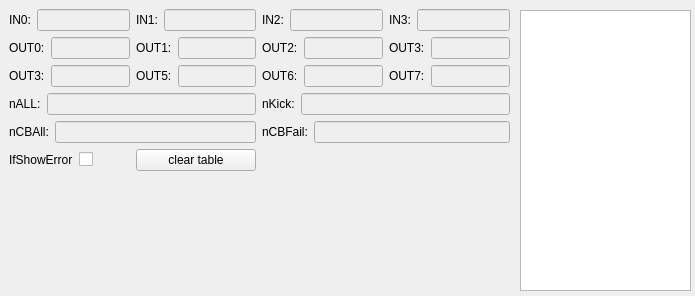
Before: the Qt Designer form IOCard.ui in wwlzq5/MultiInterface, drawn with Qt 5.
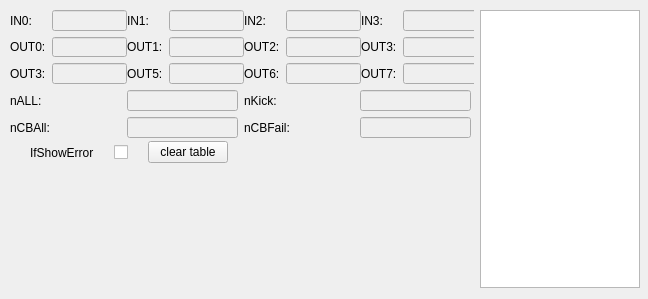
After: the same form once the commit is applied.

Diff of the .ui file:
```diff
--- a/IOCard.ui
+++ b/IOCard.ui
@@ -6,361 +6,419 @@
    <rect>
     <x>0</x>
     <y>0</y>
-    <width>695</width>
-    <height>296</height>
+    <width>648</width>
+    <height>299</height>
    </rect>
   </property>
+  <property name="sizePolicy">
+   <sizepolicy hsizetype="Preferred" vsizetype="Preferred">
+    <horstretch>0</horstretch>
+    <verstretch>0</verstretch>
+   </sizepolicy>
+  </property>
   <property name="windowTitle">
    <string>Form</string>
   </property>
+  <widget class="QTableView" name="tableView">
+   <property name="geometry">
+    <rect>
+     <x>480</x>
+     <y>10</y>
+     <width>160</width>
+     <height>278</height>
+    </rect>
+   </property>
+   <property name="sizePolicy">
+    <sizepolicy hsizetype="Preferred" vsizetype="Preferred">
+     <horstretch>0</horstretch>
+     <verstretch>0</verstretch>
+    </sizepolicy>
+   </property>
+   <property name="minimumSize">
+    <size>
+     <width>160</width>
+     <height>0</height>
+    </size>
+   </property>
+  </widget>
   <widget class="QWidget" name="layoutWidget">
    <property name="geometry">
     <rect>
-     <x>9</x>
-     <y>9</y>
-     <width>501</width>
-     <height>165</height>
+     <x>10</x>
+     <y>10</y>
+     <width>464</width>
+     <height>74</height>
     </rect>
    </property>
    <layout class="QGridLayout" name="gridLayout">
     <item row="0" column="0">
-     <layout class="QHBoxLayout" name="horizontalLayout">
-      <item>
        <widget class="QLabel" name="label">
         <property name="text">
          <string>IN0:</string>
         </property>
        </widget>
       </item>
-      <item>
+    <item row="0" column="1">
        <widget class="QLineEdit" name="lineEdit">
         <property name="enabled">
          <bool>false</bool>
         </property>
+      <property name="sizePolicy">
+       <sizepolicy hsizetype="Preferred" vsizetype="Fixed">
+        <horstretch>0</horstretch>
+        <verstretch>0</verstretch>
+       </sizepolicy>
+      </property>
+      <property name="minimumSize">
+       <size>
+        <width>75</width>
+        <height>20</height>
+       </size>
+      </property>
         <property name="alignment">
          <set>Qt::AlignCenter</set>
         </property>
        </widget>
       </item>
-     </layout>
-    </item>
-    <item row="0" column="1">
-     <layout class="QHBoxLayout" name="horizontalLayout_2">
-      <item>
+    <item row="0" column="2">
        <widget class="QLabel" name="label_2">
         <property name="text">
          <string>IN1:</string>
         </property>
        </widget>
       </item>
-      <item>
+    <item row="0" column="3">
        <widget class="QLineEdit" name="lineEdit_2">
         <property name="enabled">
          <bool>false</bool>
         </property>
+      <property name="sizePolicy">
+       <sizepolicy hsizetype="Preferred" vsizetype="Fixed">
+        <horstretch>0</horstretch>
+        <verstretch>0</verstretch>
+       </sizepolicy>
+      </property>
+      <property name="minimumSize">
+       <size>
+        <width>75</width>
+        <height>20</height>
+       </size>
+      </property>
         <property name="alignment">
          <set>Qt::AlignCenter</set>
         </property>
        </widget>
       </item>
-     </layout>
-    </item>
-    <item row="0" column="2">
-     <layout class="QHBoxLayout" name="horizontalLayout_3">
-      <item>
+    <item row="0" column="4">
        <widget class="QLabel" name="label_3">
         <property name="text">
          <string>IN2:</string>
         </property>
        </widget>
       </item>
-      <item>
+    <item row="0" column="5">
        <widget class="QLineEdit" name="lineEdit_3">
         <property name="enabled">
          <bool>false</bool>
         </property>
+      <property name="sizePolicy">
+       <sizepolicy hsizetype="Preferred" vsizetype="Fixed">
+        <horstretch>0</horstretch>
+        <verstretch>0</verstretch>
+       </sizepolicy>
+      </property>
+      <property name="minimumSize">
+       <size>
+        <width>75</width>
+        <height>20</height>
+       </size>
+      </property>
         <property name="alignment">
          <set>Qt::AlignCenter</set>
         </property>
        </widget>
       </item>
-     </layout>
-    </item>
-    <item row="0" column="3">
-     <layout class="QHBoxLayout" name="horizontalLayout_4">
-      <item>
+    <item row="0" column="6">
        <widget class="QLabel" name="label_4">
         <property name="text">
          <string>IN3:</string>
         </property>
        </widget>
       </item>
-      <item>
+    <item row="0" column="7">
        <widget class="QLineEdit" name="lineEdit_4">
         <property name="enabled">
          <bool>false</bool>
         </property>
+      <property name="sizePolicy">
+       <sizepolicy hsizetype="Preferred" vsizetype="Fixed">
+        <horstretch>0</horstretch>
+        <verstretch>0</verstretch>
+       </sizepolicy>
+      </property>
+      <property name="minimumSize">
+       <size>
+        <width>75</width>
+        <height>20</height>
+       </size>
+      </property>
         <property name="alignment">
          <set>Qt::AlignCenter</set>
         </property>
        </widget>
       </item>
-     </layout>
-    </item>
     <item row="1" column="0">
-     <layout class="QHBoxLayout" name="horizontalLayout_5">
-      <item>
        <widget class="QLabel" name="label_5">
         <property name="text">
          <string>OUT0:</string>
         </property>
        </widget>
       </item>
-      <item>
+    <item row="1" column="1">
        <widget class="QLineEdit" name="lineEdit_5">
         <property name="enabled">
          <bool>false</bool>
         </property>
+      <property name="sizePolicy">
+       <sizepolicy hsizetype="Preferred" vsizetype="Fixed">
+        <horstretch>0</horstretch>
+        <verstretch>0</verstretch>
+       </sizepolicy>
+      </property>
+      <property name="minimumSize">
+       <size>
+        <width>75</width>
+        <height>20</height>
+       </size>
+      </property>
         <property name="alignment">
          <set>Qt::AlignCenter</set>
         </property>
        </widget>
       </item>
-     </layout>
-    </item>
-    <item row="1" column="1">
-     <layout class="QHBoxLayout" name="horizontalLayout_6">
-      <item>
+    <item row="1" column="2">
        <widget class="QLabel" name="label_6">
         <property name="text">
          <string>OUT1:</string>
         </property>
        </widget>
       </item>
-      <item>
+    <item row="1" column="3">
        <widget class="QLineEdit" name="lineEdit_6">
         <property name="enabled">
          <bool>false</bool>
         </property>
+      <property name="sizePolicy">
+       <sizepolicy hsizetype="Preferred" vsizetype="Fixed">
+        <horstretch>0</horstretch>
+        <verstretch>0</verstretch>
+       </sizepolicy>
+      </property>
+      <property name="minimumSize">
+       <size>
+        <width>75</width>
+        <height>20</height>
+       </size>
+      </property>
         <property name="alignment">
          <set>Qt::AlignCenter</set>
         </property>
        </widget>
       </item>
-     </layout>
-    </item>
-    <item row="1" column="2">
-     <layout class="QHBoxLayout" name="horizontalLayout_7">
-      <item>
+    <item row="1" column="4">
        <widget class="QLabel" name="label_7">
         <property name="text">
          <string>OUT2:</string>
         </property>
        </widget>
       </item>
-      <item>
+    <item row="1" column="5">
        <widget class="QLineEdit" name="lineEdit_7">
         <property name="enabled">
          <bool>false</bool>
         </property>
+      <property name="sizePolicy">
+       <sizepolicy hsizetype="Preferred" vsizetype="Fixed">
+        <horstretch>0</horstretch>
+        <verstretch>0</verstretch>
+       </sizepolicy>
+      </property>
+      <property name="minimumSize">
+       <size>
+        <width>75</width>
+        <height>20</height>
+       </size>
+      </property>
         <property name="alignment">
          <set>Qt::AlignCenter</set>
         </property>
        </widget>
       </item>
-     </layout>
-    </item>
-    <item row="1" column="3">
-     <layout class="QHBoxLayout" name="horizontalLayout_8">
-      <item>
+    <item row="1" column="6">
        <widget class="QLabel" name="label_8">
         <property name="text">
          <string>OUT3:</string>
         </property>
        </widget>
       </item>
-      <item>
+    <item row="1" column="7">
        <widget class="QLineEdit" name="lineEdit_8">
         <property name="enabled">
          <bool>false</bool>
         </property>
+      <property name="sizePolicy">
+       <sizepolicy hsizetype="Preferred" vsizetype="Fixed">
+        <horstretch>0</horstretch>
+        <verstretch>0</verstretch>
+       </sizepolicy>
+      </property>
+      <property name="minimumSize">
+       <size>
+        <width>75</width>
+        <height>20</height>
+       </size>
+      </property>
         <property name="alignment">
          <set>Qt::AlignCenter</set>
         </property>
        </widget>
-      </item>
-     </layout>
     </item>
     <item row="2" column="0">
-     <layout class="QHBoxLayout" name="horizontalLayout_9">
-      <item>
        <widget class="QLabel" name="label_9">
         <property name="text">
          <string>OUT3:</string>
         </property>
        </widget>
       </item>
-      <item>
-       <widget class="QLineEdit" name="lineEdit_9">
-        <property name="enabled">
-         <bool>false</bool>
-        </property>
-        <property name="alignment">
-         <set>Qt::AlignCenter</set>
-        </property>
-       </widget>
-      </item>
-     </layout>
-    </item>
     <item row="2" column="1">
-     <layout class="QHBoxLayout" name="horizontalLayout_10">
-      <item>
+     <widget class="QLineEdit" name="lineEdit_9">
+      <property name="enabled">
+       <bool>false</bool>
+      </property>
+      <property name="sizePolicy">
+       <sizepolicy hsizetype="Preferred" vsizetype="Fixed">
+        <horstretch>0</horstretch>
+        <verstretch>0</verstretch>
+       </sizepolicy>
+      </property>
+      <property name="minimumSize">
+       <size>
+        <width>75</width>
+        <height>20</height>
+       </size>
+      </property>
+      <property name="alignment">
+       <set>Qt::AlignCenter</set>
+      </property>
+     </widget>
+    </item>
+    <item row="2" column="2">
        <widget class="QLabel" name="label_10">
         <property name="text">
          <string>OUT5:</string>
         </property>
        </widget>
       </item>
-      <item>
+    <item row="2" column="3">
        <widget class="QLineEdit" name="lineEdit_10">
         <property name="enabled">
          <bool>false</bool>
         </property>
+      <property name="sizePolicy">
+       <sizepolicy hsizetype="Preferred" vsizetype="Fixed">
+        <horstretch>0</horstretch>
+        <verstretch>0</verstretch>
+       </sizepolicy>
+      </property>
+      <property name="minimumSize">
+       <size>
+        <width>75</width>
+        <height>20</height>
+       </size>
+      </property>
         <property name="alignment">
          <set>Qt::AlignCenter</set>
         </property>
        </widget>
       </item>
-     </layout>
-    </item>
-    <item row="2" column="2">
-     <layout class="QHBoxLayout" name="horizontalLayout_11">
-      <item>
+    <item row="2" column="4">
        <widget class="QLabel" name="label_11">
         <property name="text">
          <string>OUT6:</string>
         </property>
        </widget>
       </item>
-      <item>
+    <item row="2" column="5">
        <widget class="QLineEdit" name="lineEdit_11">
         <property name="enabled">
          <bool>false</bool>
         </property>
+      <property name="sizePolicy">
+       <sizepolicy hsizetype="Preferred" vsizetype="Fixed">
+        <horstretch>0</horstretch>
+        <verstretch>0</verstretch>
+       </sizepolicy>
+      </property>
+      <property name="minimumSize">
+       <size>
+        <width>75</width>
+        <height>20</height>
+       </size>
+      </property>
         <property name="alignment">
          <set>Qt::AlignCenter</set>
         </property>
        </widget>
       </item>
-     </layout>
-    </item>
-    <item row="2" column="3">
-     <layout class="QHBoxLayout" name="horizontalLayout_12">
-      <item>
+    <item row="2" column="6">
        <widget class="QLabel" name="label_12">
         <property name="text">
          <string>OUT7:</string>
         </property>
        </widget>
       </item>
-      <item>
+    <item row="2" column="7">
        <widget class="QLineEdit" name="lineEdit_12">
         <property name="enabled">
          <bool>false</bool>
         </property>
-        <property name="alignment">
-         <set>Qt::AlignCenter</set>
-        </property>
-       </widget>
-      </item>
-     </layout>
-    </item>
-    <item row="5" column="2" colspan="2">
-     <layout class="QHBoxLayout" name="horizontalLayout_16">
-      <item>
-       <widget class="QLabel" name="label_16">
-        <property name="text">
-         <string>nCBFail:</string>
-        </property>
-       </widget>
-      </item>
-      <item>
-       <widget class="QLineEdit" name="lineEdit_16">
-        <property name="enabled">
-         <bool>false</bool>
-        </property>
+      <property name="sizePolicy">
+       <sizepolicy hsizetype="Preferred" vsizetype="Fixed">
+        <horstretch>0</horstretch>
+        <verstretch>0</verstretch>
+       </sizepolicy>
+      </property>
+      <property name="minimumSize">
+       <size>
+        <width>75</width>
+        <height>20</height>
+       </size>
+      </property>
         <property name="alignment">
          <set>Qt::AlignCenter</set>
         </property>
        </widget>
       </item>
      </layout>
-    </item>
-    <item row="5" column="0" colspan="2">
-     <layout class="QHBoxLayout" name="horizontalLayout_15">
-      <item>
-       <widget class="QLabel" name="label_15">
-        <property name="text">
-         <string>nCBAll:</string>
-        </property>
-       </widget>
-      </item>
-      <item>
-       <widget class="QLineEdit" name="lineEdit_15">
-        <property name="enabled">
-         <bool>false</bool>
-        </property>
-        <property name="alignment">
-         <set>Qt::AlignCenter</set>
-        </property>
-       </widget>
-      </item>
-     </layout>
-    </item>
-    <item row="3" column="2" colspan="2">
-     <layout class="QHBoxLayout" name="horizontalLayout_14">
-      <item>
-       <widget class="QLabel" name="label_14">
-        <property name="text">
-         <string>nKick:</string>
-        </property>
-       </widget>
-      </item>
+  </widget>
+  <widget class="QWidget" name="layoutWidget">
+   <property name="geometry">
+    <rect>
+     <x>10</x>
+     <y>140</y>
+     <width>461</width>
+     <height>25</height>
+    </rect>
+   </property>
+   <layout class="QHBoxLayout" name="horizontalLayout_2">
+    <property name="spacing">
+     <number>20</number>
+    </property>
+    <property name="leftMargin">
+     <number>20</number>
+    </property>
       <item>
-       <widget class="QLineEdit" name="lineEdit_14">
-        <property name="enabled">
-         <bool>false</bool>
-        </property>
-        <property name="alignment">
-         <set>Qt::AlignCenter</set>
-        </property>
-       </widget>
-      </item>
-     </layout>
-    </item>
-    <item row="3" column="0" colspan="2">
-     <layout class="QHBoxLayout" name="horizontalLayout_13">
-      <item>
-       <widget class="QLabel" name="label_13">
-        <property name="text">
-         <string>nALL:</string>
-        </property>
-       </widget>
-      </item>
-      <item>
-       <widget class="QLineEdit" name="lineEdit_13">
-        <property name="enabled">
-         <bool>false</bool>
-        </property>
-        <property name="alignment">
-         <set>Qt::AlignCenter</set>
-        </property>
-       </widget>
-      </item>
-     </layout>
-    </item>
-    <item row="6" column="0">
-     <layout class="QHBoxLayout" name="horizontalLayout_18">
+     <layout class="QHBoxLayout" name="horizontalLayout">
       <item>
        <widget class="QLabel" name="label_17">
         <property name="text">
@@ -377,13 +435,26 @@
       </item>
      </layout>
     </item>
-    <item row="6" column="1">
+    <item>
      <widget class="QPushButton" name="pushButton">
       <property name="text">
        <string>clear table</string>
       </property>
      </widget>
     </item>
+    <item>
+     <spacer name="horizontalSpacer">
+      <property name="orientation">
+       <enum>Qt::Horizontal</enum>
+      </property>
+      <property name="sizeHint" stdset="0">
+       <size>
+        <width>40</width>
+        <height>20</height>
+       </size>
+      </property>
+     </spacer>
+    </item>
    </layout>
   </widget>
   <widget class="QWidget" name="layoutWidget">
@@ -391,13 +462,19 @@
     <rect>
      <x>10</x>
      <y>170</y>
-     <width>501</width>
-     <height>121</height>
+     <width>461</width>
+     <height>113</height>
     </rect>
    </property>
    <layout class="QHBoxLayout" name="horizontalLayout_17" stretch="3,7">
     <item>
      <widget class="QLabel" name="label_Camera">
+      <property name="sizePolicy">
+       <sizepolicy hsizetype="Preferred" vsizetype="Preferred">
+        <horstretch>0</horstretch>
+        <verstretch>0</verstretch>
+       </sizepolicy>
+      </property>
       <property name="font">
        <font>
         <family>Aharoni</family>
@@ -419,6 +496,12 @@
     </item>
     <item>
      <widget class="QLabel" name="label_nFailType">
+      <property name="sizePolicy">
+       <sizepolicy hsizetype="Preferred" vsizetype="Preferred">
+        <horstretch>0</horstretch>
+        <verstretch>0</verstretch>
+       </sizepolicy>
+      </property>
       <property name="palette">
        <palette>
         <active>
@@ -477,15 +560,133 @@
     </item>
    </layout>
   </widget>
-  <widget class="QTableView" name="tableView">
+  <widget class="QWidget" name="layoutWidget">
    <property name="geometry">
     <rect>
-     <x>520</x>
-     <y>10</y>
-     <width>171</width>
-     <height>281</height>
+     <x>10</x>
+     <y>90</y>
+     <width>461</width>
+     <height>48</height>
     </rect>
    </property>
+   <layout class="QGridLayout" name="gridLayout_2" columnstretch="0,0,0,0">
+    <item row="0" column="0">
+     <widget class="QLabel" name="label_13">
+      <property name="text">
+       <string>nALL:</string>
+      </property>
+     </widget>
+    </item>
+    <item row="0" column="1">
+     <widget class="QLineEdit" name="lineEdit_13">
+      <property name="enabled">
+       <bool>false</bool>
+      </property>
+      <property name="sizePolicy">
+       <sizepolicy hsizetype="Preferred" vsizetype="Fixed">
+        <horstretch>0</horstretch>
+        <verstretch>0</verstretch>
+       </sizepolicy>
+      </property>
+      <property name="minimumSize">
+       <size>
+        <width>100</width>
+        <height>20</height>
+       </size>
+      </property>
+      <property name="alignment">
+       <set>Qt::AlignCenter</set>
+      </property>
+     </widget>
+    </item>
+    <item row="0" column="2">
+     <widget class="QLabel" name="label_14">
+      <property name="text">
+       <string>nKick:</string>
+      </property>
+     </widget>
+    </item>
+    <item row="0" column="3">
+     <widget class="QLineEdit" name="lineEdit_14">
+      <property name="enabled">
+       <bool>false</bool>
+      </property>
+      <property name="sizePolicy">
+       <sizepolicy hsizetype="Preferred" vsizetype="Fixed">
+        <horstretch>0</horstretch>
+        <verstretch>0</verstretch>
+       </sizepolicy>
+      </property>
+      <property name="minimumSize">
+       <size>
+        <width>100</width>
+        <height>20</height>
+       </size>
+      </property>
+      <property name="alignment">
+       <set>Qt::AlignCenter</set>
+      </property>
+     </widget>
+    </item>
+    <item row="1" column="0">
+     <widget class="QLabel" name="label_15">
+      <property name="text">
+       <string>nCBAll:</string>
+      </property>
+     </widget>
+    </item>
+    <item row="1" column="1">
+     <widget class="QLineEdit" name="lineEdit_15">
+      <property name="enabled">
+       <bool>false</bool>
+      </property>
+      <property name="sizePolicy">
+       <sizepolicy hsizetype="Preferred" vsizetype="Fixed">
+        <horstretch>0</horstretch>
+        <verstretch>0</verstretch>
+       </sizepolicy>
+      </property>
+      <property name="minimumSize">
+       <size>
+        <width>100</width>
+        <height>20</height>
+       </size>
+      </property>
+      <property name="alignment">
+       <set>Qt::AlignCenter</set>
+      </property>
+     </widget>
+    </item>
+    <item row="1" column="2">
+     <widget class="QLabel" name="label_16">
+      <property name="text">
+       <string>nCBFail:</string>
+      </property>
+     </widget>
+    </item>
+    <item row="1" column="3">
+     <widget class="QLineEdit" name="lineEdit_16">
+      <property name="enabled">
+       <bool>false</bool>
+      </property>
+      <property name="sizePolicy">
+       <sizepolicy hsizetype="Preferred" vsizetype="Fixed">
+        <horstretch>0</horstretch>
+        <verstretch>0</verstretch>
+       </sizepolicy>
+      </property>
+      <property name="minimumSize">
+       <size>
+        <width>100</width>
+        <height>20</height>
+       </size>
+      </property>
+      <property name="alignment">
+       <set>Qt::AlignCenter</set>
+      </property>
+     </widget>
+    </item>
+   </layout>
   </widget>
  </widget>
  <resources/>
```
Lines whose indentation alone changed are shown as unchanged.
